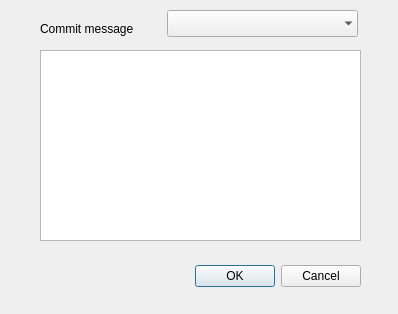
Qt form commit_msg.ui (Oslandia/qgis-versioning) before a commit.
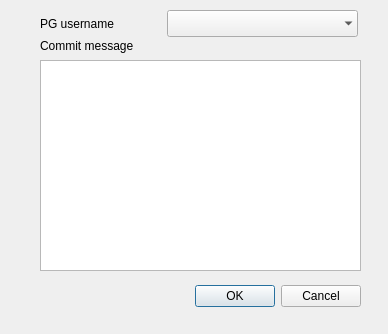
The same form after that commit.

```diff
--- a/commit_msg.ui
+++ b/commit_msg.ui
@@ -6,8 +6,8 @@
    <rect>
     <x>0</x>
     <y>0</y>
-    <width>398</width>
-    <height>314</height>
+    <width>388</width>
+    <height>334</height>
    </rect>
   </property>
   <property name="windowTitle">
@@ -17,7 +17,7 @@
    <property name="geometry">
     <rect>
      <x>20</x>
-     <y>260</y>
+     <y>280</y>
      <width>341</width>
      <height>32</height>
     </rect>
@@ -33,9 +33,9 @@
    <property name="geometry">
     <rect>
      <x>40</x>
-     <y>50</y>
+     <y>60</y>
      <width>321</width>
-     <height>191</height>
+     <height>211</height>
     </rect>
    </property>
   </widget>
@@ -43,8 +43,8 @@
    <property name="geometry">
     <rect>
      <x>40</x>
-     <y>20</y>
-     <width>311</width>
+     <y>37</y>
+     <width>121</width>
      <height>18</height>
     </rect>
    </property>
@@ -92,6 +92,25 @@
     <bool>false</bool>
    </property>
   </widget>
+  <widget class="QLabel" name="pg_username_label">
+   <property name="enabled">
+    <bool>true</bool>
+   </property>
+   <property name="geometry">
+    <rect>
+     <x>40</x>
+     <y>14</y>
+     <width>91</width>
+     <height>20</height>
+    </rect>
+   </property>
+   <property name="toolTip">
+    <string>&lt;html&gt;&lt;head/&gt;&lt;body&gt;&lt;p&gt;Select username of data editor&lt;/p&gt;&lt;/body&gt;&lt;/html&gt;</string>
+   </property>
+   <property name="text">
+    <string>PG username</string>
+   </property>
+  </widget>
  </widget>
  <resources/>
  <connections>
```
Left out of the diff: 2 changed lines with no effect on the pictures.
